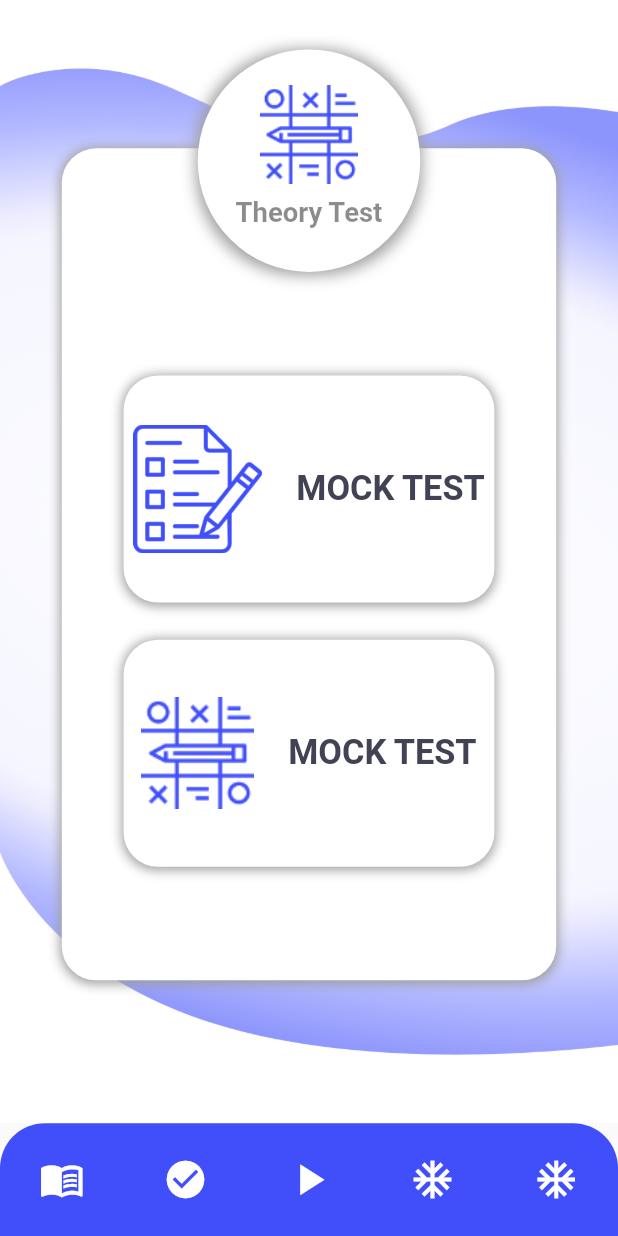
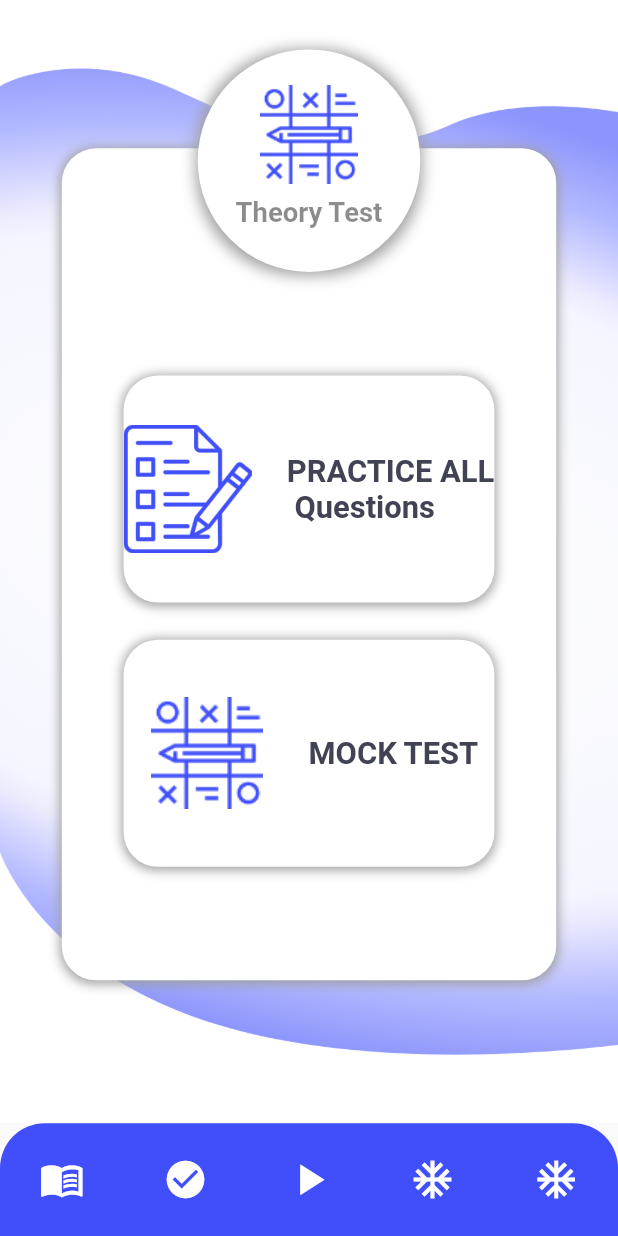
Before and after one commit to saadkhawar289/Driving-Thoery, a Flutter app: the screen it shows after launch, on a phone screen of 412 x 824 dp. Run offline on Flutter 3.47's test engine with Material 2 defaults, Android fonts, the phone set to English and light mode, and no system bars; our stand-ins replace device_preview, flutter_screenutil.

Commit message:
80% done

```diff
--- a/driving_theory/lib/Screens/theory_test.dart
+++ b/driving_theory/lib/Screens/theory_test.dart
@@ -86,7 +86,7 @@ class _TheoryTestState extends State<TheoryTest> {
                                     children: [
                                       Image.asset('assets/question.png',height: 75.h,width: 75.w,),
                                       SizedBox(width: 20.w,),
-                                      Text('MOCK TEST',style: TextStyle(fontSize: 20.sp,fontWeight: FontWeight.bold,color: Color(0xFF414253)),)
+                                      Text('PRACTICE ALL\n Questions',style: TextStyle(fontSize: 18.sp,fontWeight: FontWeight.bold,color: Color(0xFF414253)),)
                                     ],
                                   ) ,
                               ),
@@ -114,9 +114,9 @@ class _TheoryTestState extends State<TheoryTest> {
                                   child: Row(
                                     mainAxisAlignment: MainAxisAlignment.center,
                                     children: [
-                                      Image.asset('assets/pic1.png',),
+                                      Image.asset('assets/pic1.png',height: 75.h,width: 75.h,),
                                       SizedBox(width: 20.w,),
-                                      Text('MOCK TEST',style: TextStyle(fontSize: 20.sp,fontWeight: FontWeight.bold,color: Color(0xFF414253)),)
+                                      Text('MOCK TEST',style: TextStyle(fontSize: 18.sp,fontWeight: FontWeight.bold,color: Color(0xFF414253)),)
                                     ],
                                   ),
                                 ) ,
```
